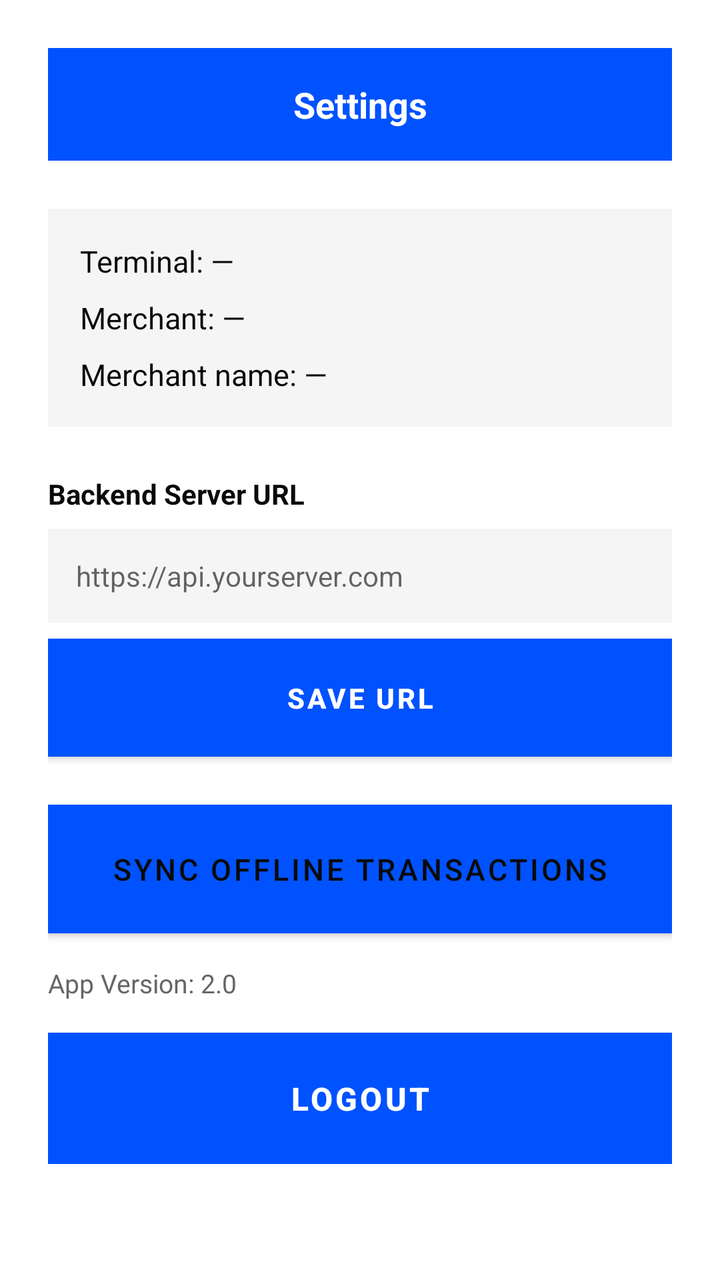
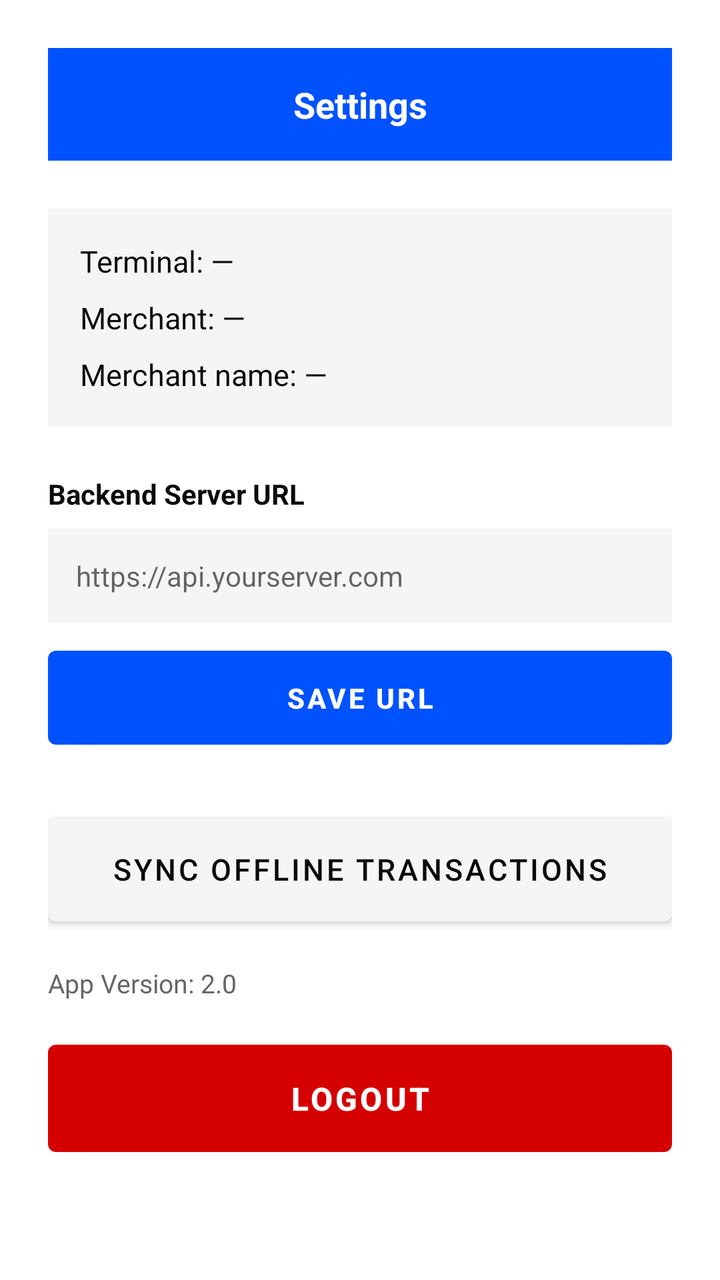

Compare the two renders of this Android layout. The source of the first and the diff that turns it into the second are given below.
<!-- AndroidManifest.xml: activity theme Theme.PrimeStackTapToPay -->
<!-- res/layout/activity_settings.xml -->
<?xml version="1.0" encoding="utf-8"?>
<ScrollView xmlns:android="http://schemas.android.com/apk/res/android"
    android:layout_width="match_parent"
    android:layout_height="match_parent"
    android:background="@color/white">

    <LinearLayout
        android:layout_width="match_parent"
        android:layout_height="wrap_content"
        android:orientation="vertical"
        android:padding="24dp">

        <TextView
            android:layout_width="match_parent"
            android:layout_height="wrap_content"
            android:background="@color/primestack_primary"
            android:text="Settings"
            android:textColor="@color/white"
            android:textSize="18sp"
            android:textStyle="bold"
            android:padding="16dp"
            android:gravity="center" />

        
        <LinearLayout
            android:layout_width="match_parent"
            android:layout_height="wrap_content"
            android:background="@color/primestack_light_gray"
            android:orientation="vertical"
            android:padding="16dp"
            android:layout_marginTop="24dp">

            <TextView
                android:id="@+id/tvTerminalId"
                android:layout_width="wrap_content"
                android:layout_height="wrap_content"
                android:text="Terminal: —"
                android:textColor="@color/primestack_secondary"
                android:textSize="15sp"
                android:layout_marginBottom="8dp" />

            <TextView
                android:id="@+id/tvMerchantId"
                android:layout_width="wrap_content"
                android:layout_height="wrap_content"
                android:text="Merchant: —"
                android:textColor="@color/primestack_secondary"
                android:textSize="15sp"
                android:layout_marginBottom="8dp" />

            <TextView
                android:id="@+id/tvDeviceInfo"
                android:layout_width="wrap_content"
                android:layout_height="wrap_content"
                android:text="Merchant name: —"
                android:textColor="@color/primestack_secondary"
                android:textSize="15sp" />

        </LinearLayout>

        
        <TextView
            android:layout_width="wrap_content"
            android:layout_height="wrap_content"
            android:text="Backend Server URL"
            android:textColor="@color/primestack_secondary"
            android:textSize="14sp"
            android:textStyle="bold"
            android:layout_marginTop="24dp" />

        <EditText
            android:id="@+id/etServerUrl"
            android:layout_width="match_parent"
            android:layout_height="wrap_content"
            android:hint="https://api.yourserver.com"
            android:inputType="textUri"
            android:padding="14dp"
            android:background="@color/primestack_light_gray"
            android:layout_marginTop="8dp"
            android:textSize="14sp" />

        <Button
            android:id="@+id/btnSaveUrl"
            android:layout_width="match_parent"
            android:layout_height="wrap_content"
            android:text="Save URL"
            android:textSize="14sp"
            android:textStyle="bold"
            android:padding="14dp"
            android:background="@color/primestack_primary"
            android:textColor="@color/white"
            android:layout_marginTop="8dp" />

        
        <Button
            android:id="@+id/btnSyncOffline"
            android:layout_width="match_parent"
            android:layout_height="wrap_content"
            android:text="Sync Offline Transactions"
            android:textSize="15sp"
            android:padding="16dp"
            android:background="@color/primestack_light_gray"
            android:textColor="@color/primestack_secondary"
            android:layout_marginTop="24dp" />

        <TextView
            android:layout_width="wrap_content"
            android:layout_height="wrap_content"
            android:text="App Version: 2.0"
            android:textColor="@color/primestack_gray"
            android:textSize="13sp"
            android:layout_marginTop="16dp" />

        
        <Button
            android:id="@+id/btnLogout"
            android:layout_width="match_parent"
            android:layout_height="wrap_content"
            android:text="Logout"
            android:textSize="16sp"
            android:textStyle="bold"
            android:padding="16dp"
            android:background="@color/primestack_danger"
            android:textColor="@color/white"
            android:layout_marginTop="16dp" />

    </LinearLayout>
</ScrollView>
<!-- resources referenced by this layout -->
<resources>
  <color name="primestack_danger">#D50000</color>
  <color name="primestack_gray">#666666</color>
  <color name="primestack_light_gray">#F5F5F5</color>
  <color name="primestack_primary">#0052FF</color>
  <color name="primestack_secondary">#0A0A0A</color>
  <color name="white">#FFFFFFFF</color>
  <style name="Theme.PrimeStackTapToPay" parent="Theme.MaterialComponents.DayNight.DarkActionBar">
          
          <item name="colorPrimary">@color/purple_500</item>
          <item name="colorPrimaryVariant">@color/purple_700</item>
          <item name="colorOnPrimary">@color/white</item>
          
          <item name="colorSecondary">@color/teal_200</item>
          <item name="colorSecondaryVariant">@color/teal_700</item>
          <item name="colorOnSecondary">@color/black</item>
          
          <item name="android:statusBarColor">?attr/colorPrimaryVariant</item>
          
      </style>
  <color name="purple_500">#0052FF</color>
  <color name="purple_700">#0039B3</color>
  <color name="teal_200">#00D1FF</color>
  <color name="teal_700">#0099CC</color>
  <color name="black">#FF000000</color>
</resources>

<!-- the commit's change to res/layout/activity_settings.xml (unified diff, before → after) -->
@@ -1,5 +1,6 @@
 <?xml version="1.0" encoding="utf-8"?>
 <ScrollView xmlns:android="http://schemas.android.com/apk/res/android"
+    xmlns:app="http://schemas.android.com/apk/res-auto"
     android:layout_width="match_parent"
     android:layout_height="match_parent"
     android:background="@color/white">
@@ -87,7 +88,7 @@
             android:textSize="14sp"
             android:textStyle="bold"
             android:padding="14dp"
-            android:background="@color/primestack_primary"
+            app:backgroundTint="@color/primestack_primary"
             android:textColor="@color/white"
             android:layout_marginTop="8dp" />
 
@@ -99,7 +100,7 @@
             android:text="Sync Offline Transactions"
             android:textSize="15sp"
             android:padding="16dp"
-            android:background="@color/primestack_light_gray"
+            app:backgroundTint="@color/primestack_light_gray"
             android:textColor="@color/primestack_secondary"
             android:layout_marginTop="24dp" />
 
@@ -120,7 +121,7 @@
             android:textSize="16sp"
             android:textStyle="bold"
             android:padding="16dp"
-            android:background="@color/primestack_danger"
+            app:backgroundTint="@color/primestack_danger"
             android:textColor="@color/white"
             android:layout_marginTop="16dp" />
 
